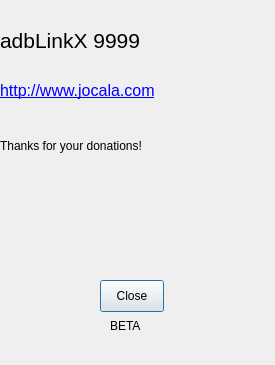
Above: about.ui from Eliminater74/adblink before the change. Below: the same form after it.
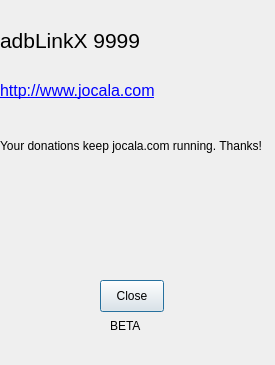
That is the form after the change. Icons and pictures are not drawn.

The edit to the form file:
```diff
--- a/about.ui
+++ b/about.ui
@@ -102,7 +102,10 @@
     </rect>
    </property>
    <property name="text">
-    <string>Thanks for your donations!</string>
+    <string>Your donations keep jocala.com running. Thanks!</string>
+   </property>
+   <property name="wordWrap">
+    <bool>true</bool>
    </property>
   </widget>
   <widget class="QLabel" name="alabel">
```
